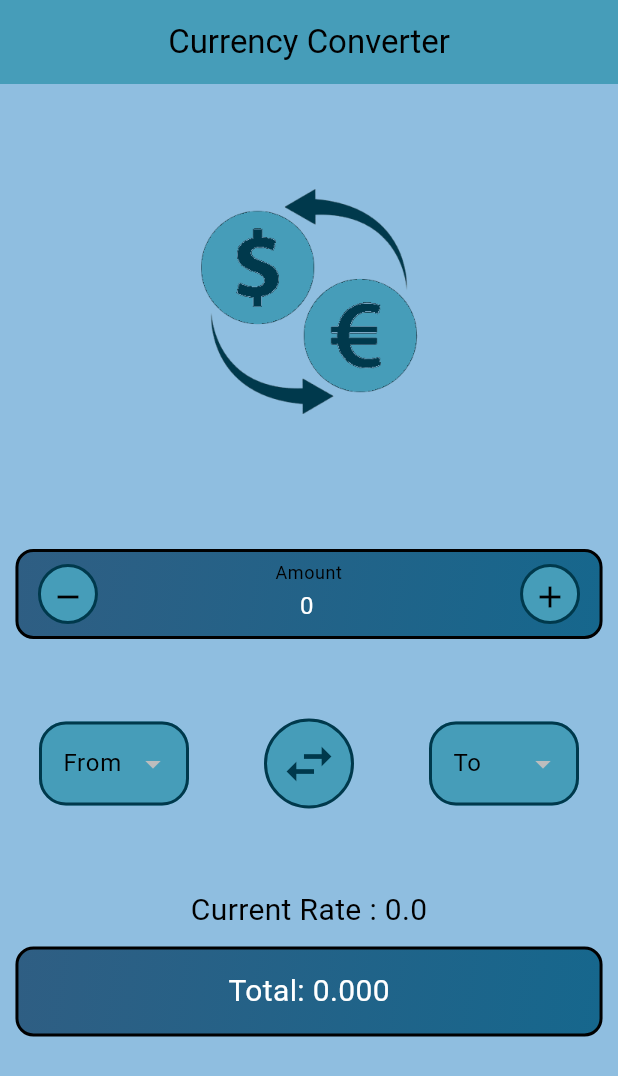
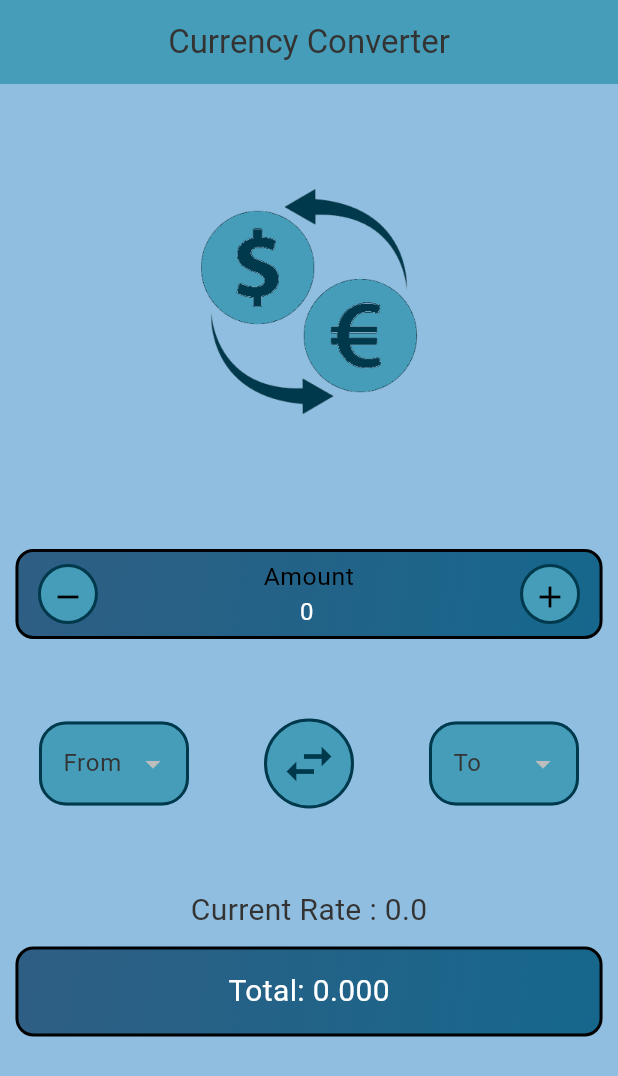
Before and after one commit to dhruv-developer-13/currency_converter, a Flutter app: the screen it shows after launch, on a phone screen of 412 x 824 dp. Shown: the top 1076 px of the screen. Run offline on Flutter 3.47's test engine with Material 3 defaults, Android fonts, the phone set to English and light mode, and no system bars; network calls fail.

Commit message:
changed the font size and color to increase the visibility and added the app icon

```diff
--- a/lib/currency_converter_page.dart
+++ b/lib/currency_converter_page.dart
@@ -1,10 +1,10 @@
 import 'package:flutter/material.dart';
 import 'dart:convert';
 import 'package:http/http.dart' as http;
-import 'package:flutter_application_1/widgets/dropdown.dart';
-import 'package:flutter_application_1/widgets/amount_input.dart';
-import 'package:flutter_application_1/widgets/total_box.dart';
-import 'package:flutter_application_1/widgets/swap_icon.dart';
+import 'package:currency_converter/widgets/dropdown.dart';
+import 'package:currency_converter/widgets/amount_input.dart';
+import 'package:currency_converter/widgets/total_box.dart';
+import 'package:currency_converter/widgets/swap_icon.dart';
 
 class CurrencyConverterPage extends StatefulWidget {
   const CurrencyConverterPage({super.key});
@@ -76,11 +76,11 @@ class _CurrencyConverterPageState extends State<CurrencyConverterPage> {
   Widget build(BuildContext context) {
 
     return Scaffold(
-      backgroundColor: const Color.fromARGB(255, 143, 190, 224),
+      backgroundColor: const Color.fromRGBO(143, 190, 224, 1),
       appBar: AppBar(
         backgroundColor: const Color.fromARGB(255, 70, 157, 185), //appbar background color transparent
         elevation: 0,
-        foregroundColor: Colors.black,
+        foregroundColor:Color(0xFF333333),
         title: const Text("Currency Converter"), //app title
         centerTitle: true, //centers the title  of the application
       ),
@@ -158,7 +158,7 @@ class _CurrencyConverterPageState extends State<CurrencyConverterPage> {
                   "Current Rate : $rate",
                   style: TextStyle(
                   fontSize: 20,
-                  color: Colors.black,
+                  color: Color(0xFF333333),
                 ),
                 ),
 
--- a/lib/main.dart
+++ b/lib/main.dart
@@ -1,5 +1,5 @@
 import 'package:flutter/material.dart';
-import 'package:flutter_application_1/currency_converter_page.dart';
+import 'package:currency_converter/currency_converter_page.dart';
 
 void main() {
   runApp(const MyApp());
--- a/lib/widgets/amount_input.dart
+++ b/lib/widgets/amount_input.dart
@@ -89,7 +89,10 @@ class _AmountState extends State<Amount> {
               style: const TextStyle(color: Colors.white),
               decoration: InputDecoration(
                 labelText: "Amount",
-                labelStyle: const TextStyle(color: Colors.black),
+                labelStyle: const TextStyle(
+                  color: Colors.black,
+                  fontSize: 22,
+                  ),
                 floatingLabelAlignment: FloatingLabelAlignment.center, // Align floating label to center
                 border: InputBorder.none, // Remove extra border inside Container
               ),
--- a/lib/widgets/dropdown.dart
+++ b/lib/widgets/dropdown.dart
@@ -37,7 +37,7 @@ class CurrencyDropdown extends StatelessWidget { //immutable widget
         decoration: InputDecoration(
           labelText: labelText,
           border: OutlineInputBorder(borderRadius: BorderRadius.circular(18)),
-          labelStyle: const TextStyle(color: Colors.black),
+          labelStyle: const TextStyle(color: Color(0xFF333333)),
 
           enabledBorder: OutlineInputBorder( // Border when not focused
             borderRadius: BorderRadius.circular(18), // Rounded edges
```
Also changed, not shown: pubspec.yaml (+8 -2 lines), pubspec.lock, 4 other files.
